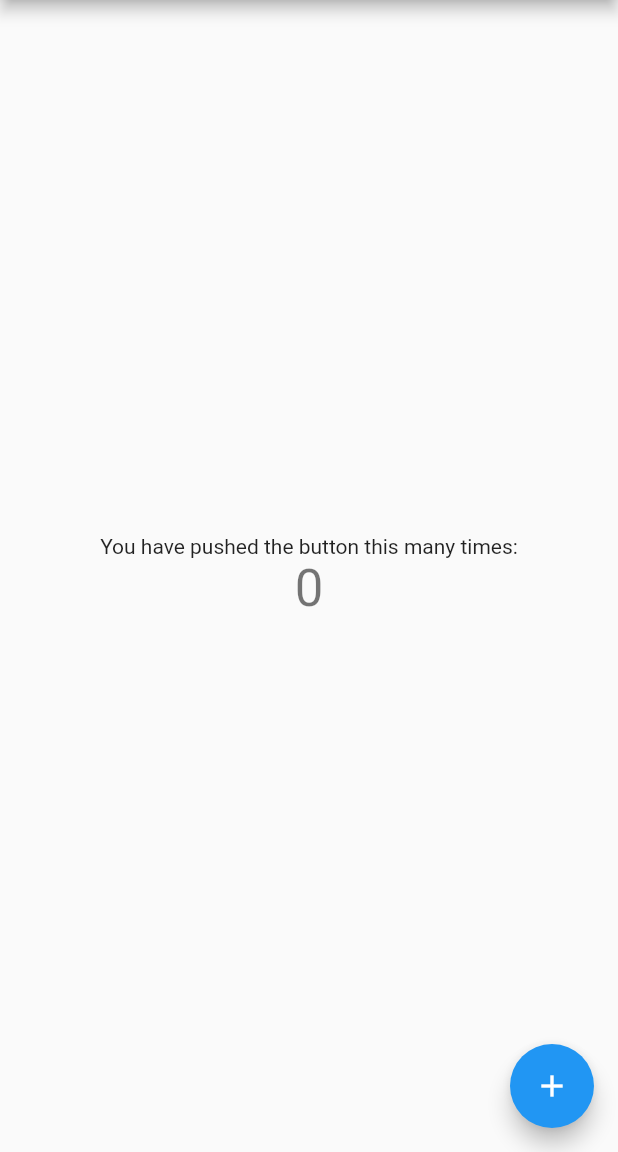
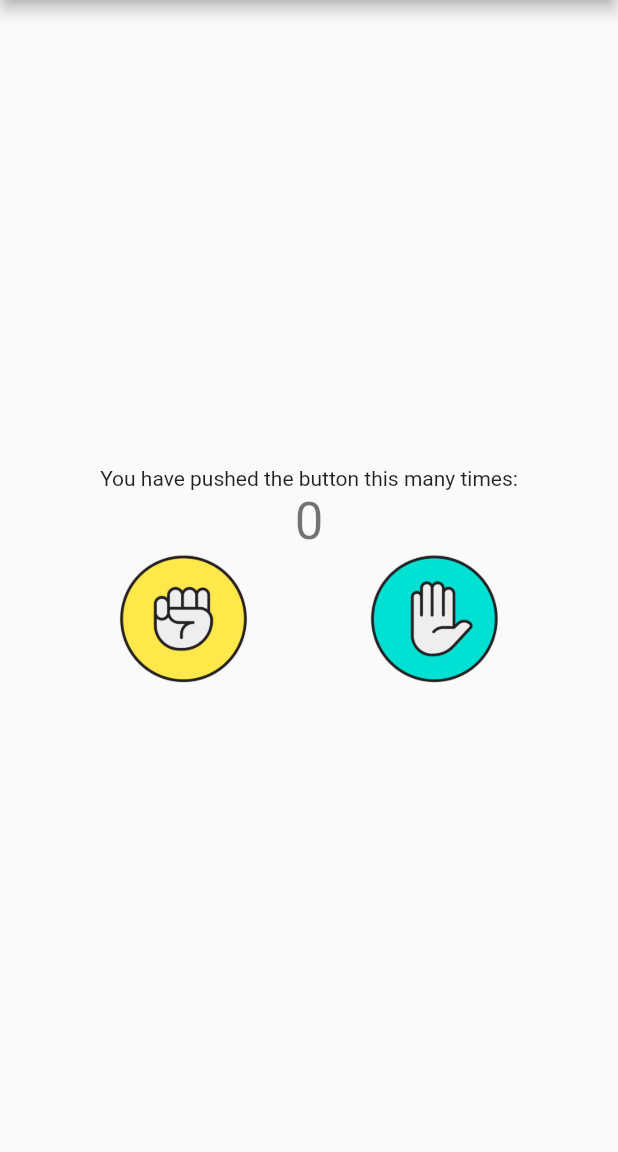
Before and after one commit to gierot/PI_5, a Flutter app: the screen it shows after launch, on a phone screen of 412 x 824 dp, the part 84-1236 px from its top. Run offline on Flutter 3.47's test engine with Material 2 defaults, Android fonts, the phone set to English and light mode, and no system bars.

Commit message:
inicio da componentização dos botões

```diff
--- /dev/null
+++ b/app_vtr/lib/buttons.dart
@@ -0,0 +1,51 @@
+import 'package:flutter/material.dart';
+import 'package:app_vtr/perfil/perfil.dart';
+import 'package:app_vtr/main.dart';
+
+class All_buttons extends StatelessWidget {
+
+
+  // void render_forum(){
+
+  // }
+
+  // void render_about(){
+
+  // }
+
+  // void render_products(){
+
+  // }
+
+  @override
+  Widget build(BuildContext context) {
+    return Container(
+        child:Row(
+          mainAxisAlignment: MainAxisAlignment.spaceEvenly,
+          children: [
+            GestureDetector(
+              onTap: () => runApp(MyPerfil()),
+              child: Image.asset(
+                'imagens/pedra.png',
+                height: 90,
+              ),
+            ),
+            GestureDetector(
+              onTap: () => runApp(MyApp()),
+              child: Image.asset(
+                'imagens/papel.png',
+                height: 90,
+              ),
+            ),
+            // GestureDetector(
+            //   onTap: () => _iniciaJogada("tesoura"),
+            //   // child: Image.asset(
+            //   //   'imagens/tesoura.png',
+            //   //   height: 90,
+            //   // ),
+            // ),
+          ],
+      )
+    );
+  }
+}
--- a/app_vtr/lib/main.dart
+++ b/app_vtr/lib/main.dart
@@ -1,4 +1,6 @@
 import 'package:flutter/material.dart';
+import 'package:app_vtr/perfil/perfil.dart';
+import 'package:app_vtr/buttons.dart';
 
 void main() {
   runApp(const MyApp());
@@ -37,6 +39,16 @@ class _MyHomePageState extends State<MyHomePage> {
       _counter++;
     });
   }
+  void Open_perfil(){
+    setState(() {
+      Navigator.push(
+        context,
+        MaterialPageRoute(
+          builder: (context) => MyPerfil()
+        )
+      );
+    });
+  }
 
   @override
   Widget build(BuildContext context) {
@@ -55,14 +67,15 @@ class _MyHomePageState extends State<MyHomePage> {
               '$_counter',
               style: Theme.of(context).textTheme.headlineMedium,
             ),
+            All_buttons(),
           ],
         ),
       ),
-      floatingActionButton: FloatingActionButton(
-        onPressed: _incrementCounter,
-        tooltip: 'Increment',
-        child: const Icon(Icons.add),
-      ),
+      // floatingActionButton: FloatingActionButton(
+      //   onPressed: Open_perfil,
+      //   tooltip: 'Increment',
+      //   child: const Icon(Icons.add),
+      // ),
     );
   }
 }
--- a/app_vtr/pubspec.yaml
+++ b/app_vtr/pubspec.yaml
@@ -59,9 +59,9 @@ flutter:
   uses-material-design: true
 
   # To add assets to your application, add an assets section, like this:
-  # assets:
-  #   - images/a_dot_burr.jpeg
-  #   - images/a_dot_ham.jpeg
+  assets:
+    - imagens/pedra.png
+    - imagens/papel.png
 
   # An image asset can refer to one or more resolution-specific "variants", see
   # https://flutter.dev/assets-and-images/#resolution-aware
```
Also changed, not shown: app_vtr/lib/perfil/perfil.dart (added, +31 -0 lines), app_vtr/imagens/indefinido.png (added), app_vtr/imagens/papel.png (added), app_vtr/imagens/pedra.png (added), app_vtr/imagens/tesoura.png (added).
